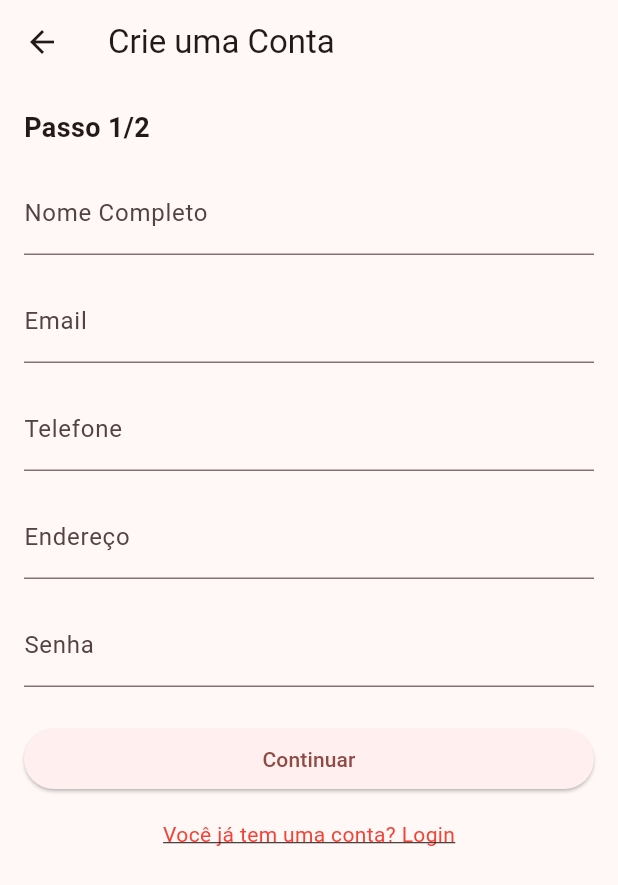
After one commit to giovanademiranda/doasan, a Flutter app: the screen it shows after launch, after a tap on "Crie uma conta!", on a phone screen of 412 x 824 dp. The commit adds this screen. Shown: the top 885 px of the screen. Run offline on Flutter 3.47's test engine with Material 3 defaults, Android fonts, the phone set to English and light mode, and no system bars; network calls fail.

Commit message:
adicionando rotas na main, aplicando funcionalidade rotas no botão e adicionando tela de cadastro nao estilizada

```diff
--- a/lib/main.dart
+++ b/lib/main.dart
@@ -1,6 +1,8 @@
+import 'package:doasan/screens/signup_page.dart';
 import 'package:flutter/material.dart';
 import 'package:doasan/screens/login_page.dart';
-import 'dart:async';
+import 'package:doasan/screens/splash_screen.dart';
+import 'package:doasan/screens/logo_page.dart';
 
 void main() {
   runApp(const MyApp());
@@ -13,42 +15,18 @@ class MyApp extends StatelessWidget {
   Widget build(BuildContext context) {
     return MaterialApp(
       debugShowCheckedModeBanner: false,
-      title: 'Login Page',
+      title: 'Doasan',
       theme: ThemeData(
         colorScheme: ColorScheme.fromSeed(seedColor: const Color(0xFFFF3737)),
         useMaterial3: true,
       ),
-      home: const SplashScreen(),
+      initialRoute: '/',
+      routes: {
+        '/': (context) => const SplashScreen(),
+        '/logo': (context) => const LogoPage(),
+        '/login': (context) => const LoginPage(),
+        '/register': (context) => const RegistrationPage(),
+      },
     );
   }
 }
-
-class SplashScreen extends StatefulWidget {
-  const SplashScreen({Key? key}) : super(key: key);
-
-  @override
-  _SplashScreenState createState() => _SplashScreenState();
-}
-
-class _SplashScreenState extends State<SplashScreen> {
-  @override
-  void initState() {
-    super.initState();
-    Timer(const Duration(seconds: 3), () {
-      Navigator.of(context).pushReplacement(
-        MaterialPageRoute(
-          builder: (context) => const LoginPage(),
-        ),
-      );
-    });
-  }
-
-  @override
-  Widget build(BuildContext context) {
-    return const Scaffold(
-      body: Center(
-        child: CircularProgressIndicator(),
-      ),
-    );
-  }
-}
--- a/lib/screens/login_page.dart
+++ b/lib/screens/login_page.dart
@@ -119,6 +119,7 @@ class LoginPage extends StatelessWidget {
                           fontSize: 24,
                           fontFamily: 'Lexend',
                           fontWeight: FontWeight.w400,
+                          color: Colors.white
                         ),
                         shape: RoundedRectangleBorder(
                           borderRadius: BorderRadius.circular(5),
@@ -133,9 +134,9 @@ class LoginPage extends StatelessWidget {
             ),
             const SizedBox(height: 20),
             Center(
-              child: TextButton(
+              child: ElevatedButton(
                 onPressed: () {
-                  // Ação do botão "Crie uma conta!"
+                  Navigator.of(context).pushNamed('/register');
                 },
                 child: const Text(
                   'Crie uma conta!',
--- /dev/null
+++ b/lib/screens/logo_page.dart
@@ -0,0 +1,72 @@
+import 'package:flutter/material.dart';
+import 'dart:async';
+
+class LogoPage extends StatefulWidget {
+  const LogoPage({Key? key}) : super(key: key);
+
+  @override
+  _LogoPageState createState() => _LogoPageState();
+}
+
+class _LogoPageState extends State<LogoPage> {
+  @override
+  void initState() {
+    super.initState();
+    Timer(const Duration(seconds: 3), () {
+      Navigator.of(context).pushReplacementNamed('/login');
+    });
+  }
+
+  @override
+  Widget build(BuildContext context) {
+    final size = MediaQuery.of(context).size;
+    final double fontSize = size.width * 0.1; // 10% da largura da tela
+
+    return Scaffold(
+      body: Container(
+        width: size.width,
+        height: size.height,
+        decoration: const BoxDecoration(color: Colors.white),
+        child: Stack(
+          children: [
+            Positioned.fill(
+              child: Container(
+                color: const Color(0xFFFF3737),
+                child: Center(
+                  child: Column(
+                    mainAxisSize: MainAxisSize.min,
+                    mainAxisAlignment: MainAxisAlignment.center,
+                    crossAxisAlignment: CrossAxisAlignment.center,
+                    children: [
+                      Container(
+                        width: size.width * 0.23, // 23% da largura da tela
+                        height: size.width * 0.23, // 23% da largura da tela
+                        decoration: const BoxDecoration(
+                          image: DecorationImage(
+                            image: NetworkImage("https://cdn-icons-png.flaticon.com/512/2679/2679284.png"),
+                            fit: BoxFit.fill,
+                          ),
+                        ),
+                      ),
+                      Text(
+                        'Doasan\nSOROCABA',
+                        textAlign: TextAlign.center,
+                        style: TextStyle(
+                          color: Colors.white,
+                          fontSize: fontSize,
+                          fontFamily: 'Lexend',
+                          fontWeight: FontWeight.w400,
+                          height: 1.2,
+                        ),
+                      ),
+                    ],
+                  ),
+                ),
+              ),
+            ),
+          ],
+        ),
+      ),
+    );
+  }
+}
--- /dev/null
+++ b/lib/screens/signup_page.dart
@@ -0,0 +1,199 @@
+import 'package:flutter/material.dart';
+
+class RegistrationPage extends StatefulWidget {
+  const RegistrationPage({Key? key}) : super(key: key);
+
+  @override
+  _RegistrationPageState createState() => _RegistrationPageState();
+}
+
+class _RegistrationPageState extends State<RegistrationPage> {
+  final PageController _pageController = PageController();
+  int _currentPage = 0;
+
+  void _nextPage() {
+    if (_currentPage < 1) {
+      _pageController.animateToPage(
+        ++_currentPage,
+        duration: const Duration(milliseconds: 300),
+        curve: Curves.ease,
+      );
+    }
+  }
+
+  void _previousPage() {
+    if (_currentPage > 0) {
+      _pageController.animateToPage(
+        --_currentPage,
+        duration: const Duration(milliseconds: 300),
+        curve: Curves.ease,
+      );
+    }
+  }
+
+  @override
+  Widget build(BuildContext context) {
+    return Scaffold(
+      appBar: AppBar(
+        title: const Text('Crie uma Conta'),
+        leading: _currentPage > 0
+            ? IconButton(
+          icon: const Icon(Icons.arrow_back),
+          onPressed: _previousPage,
+        )
+            : null,
+      ),
+      body: PageView(
+        controller: _pageController,
+        physics: const NeverScrollableScrollPhysics(),
+        children: [
+          _buildStepOne(),
+          _buildStepTwo(),
+        ],
+      ),
+    );
+  }
+
+  Widget _buildStepOne() {
+    return Padding(
+      padding: const EdgeInsets.all(16.0),
+      child: Column(
+        crossAxisAlignment: CrossAxisAlignment.stretch,
+        children: [
+          const Text(
+            'Passo 1/2',
+            style: TextStyle(
+              fontSize: 18.0,
+              fontWeight: FontWeight.bold,
+            ),
+          ),
+          const SizedBox(height: 16.0),
+          const TextField(
+            decoration: InputDecoration(
+              labelText: 'Nome Completo',
+              hintText: 'John Doe',
+            ),
+          ),
+          const SizedBox(height: 16.0),
+          const TextField(
+            decoration: InputDecoration(
+              labelText: 'Email',
+              hintText: 'example@gmail.com',
+            ),
+          ),
+          const SizedBox(height: 16.0),
+          const TextField(
+            decoration: InputDecoration(
+              labelText: 'Telefone',
+              hintText: '(15) 9 9999-9999',
+            ),
+          ),
+          const SizedBox(height: 16.0),
+          const TextField(
+            decoration: InputDecoration(
+              labelText: 'Endereço',
+              hintText: 'Rua: example doe 123',
+            ),
+          ),
+          const SizedBox(height: 16.0),
+          const TextField(
+            obscureText: true,
+            decoration: InputDecoration(
+              labelText: 'Senha',
+              hintText: 'password',
+            ),
+          ),
+          const SizedBox(height: 24.0),
+          ElevatedButton(
+            onPressed: _nextPage,
+            child: const Text('Continuar'),
+          ),
+          const SizedBox(height: 16.0),
+          Center(
+            child: GestureDetector(
+              onTap: () {
+                Navigator.of(context).pushReplacementNamed('/login');
+              },
+              child: const Text(
+                'Você já tem uma conta? Login',
+                style: TextStyle(
+                  color: Colors.red,
+                  decoration: TextDecoration.underline,
+                ),
+              ),
+            ),
+          ),
+        ],
+      ),
+    );
+  }
+
+  Widget _buildStepTwo() {
+    return Padding(
+      padding: const EdgeInsets.all(16.0),
+      child: Column(
+        crossAxisAlignment: CrossAxisAlignment.stretch,
+        children: [
+          const Text(
+            'Passo 2/2',
+            style: TextStyle(
+              fontSize: 18.0,
+              fontWeight: FontWeight.bold,
+            ),
+          ),
+          const SizedBox(height: 16.0),
+          const Text(
+            'Grupo de Sangue*',
+            style: TextStyle(
+              fontSize: 16.0,
+              fontWeight: FontWeight.bold,
+            ),
+          ),
+          const SizedBox(height: 8.0),
+          Wrap(
+            spacing: 8.0,
+            runSpacing: 8.0,
+            children: ['A+', 'O+', 'B+', 'AB+', 'A-', 'O-', 'B-', 'AB-']
+                .map((bloodType) => ChoiceChip(
+              label: Text(bloodType),
+              selected: false,
+              onSelected: (bool selected) {},
+            ))
+                .toList(),
+          ),
+          const SizedBox(height: 16.0),
+          const TextField(
+            decoration: InputDecoration(
+              labelText: 'Data de Nascimento',
+              hintText: '01/01/2000',
+              suffixIcon: Icon(Icons.calendar_today),
+            ),
+          ),
+          const SizedBox(height: 16.0),
+          const TextField(
+            decoration: InputDecoration(
+              labelText: 'Peso',
+              hintText: '65',
+              suffixText: 'KG',
+            ),
+          ),
+          const SizedBox(height: 16.0),
+          const TextField(
+            decoration: InputDecoration(
+              labelText: 'Histórico médico',
+              hintText: 'Descreva suas condições médicas...',
+            ),
+            maxLines: 3,
+          ),
+          const SizedBox(height: 24.0),
+          ElevatedButton(
+            onPressed: () {
+              // Lógica para salvar os dados ou navegar para outra página
+            },
+            child: const Text('Feito'),
+          ),
+        ],
+      ),
+    );
+  }
+}
--- /dev/null
+++ b/lib/screens/splash_screen.dart
@@ -0,0 +1,28 @@
+import 'package:flutter/material.dart';
+import 'dart:async';
+
+class SplashScreen extends StatefulWidget {
+  const SplashScreen({Key? key}) : super(key: key);
+
+  @override
+  _SplashScreenState createState() => _SplashScreenState();
+}
+
+class _SplashScreenState extends State<SplashScreen> {
+  @override
+  void initState() {
+    super.initState();
+    Timer(const Duration(seconds: 3), () {
+      Navigator.of(context).pushReplacementNamed('/logo');
+    });
+  }
+
+  @override
+  Widget build(BuildContext context) {
+    return const Scaffold(
+      body: Center(
+        child: CircularProgressIndicator(),
+      ),
+    );
+  }
+}
```
Also changed, not shown: lib/screens/initial_page.dart (deleted, +0 -110 lines).
